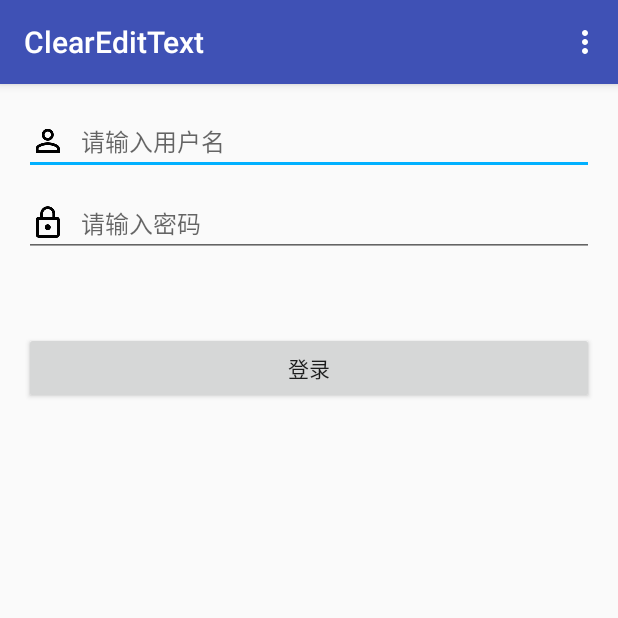
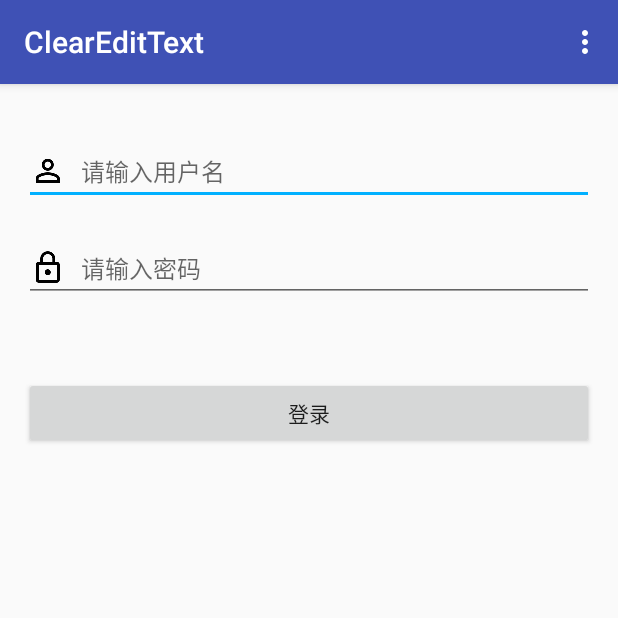
Before and after one commit to liruchun333/ClearEditText, an Android app: the screen it shows after launch (MainActivity), on a phone screen of 412 x 824 dp, the top half of it. Run offline under Robolectric (Android 15) with nearby library versions, the phone set to English and light mode, and no system bars.

Commit message:
添加效果图

```diff
--- a/app/src/main/res/layout/activity_main.xml
+++ b/app/src/main/res/layout/activity_main.xml
@@ -13,6 +13,7 @@
         android:id="@+id/et_user_name"
         android:layout_width="match_parent"
         android:layout_height="wrap_content"
+        android:layout_marginTop="20dp"
         android:drawableLeft="@drawable/ic_user_normal"
         android:drawablePadding="10dp"
         android:hint="@string/user_name_et_hint"
@@ -23,7 +24,7 @@
         android:id="@+id/et_use_password"
         android:layout_width="match_parent"
         android:layout_height="wrap_content"
-        android:layout_marginTop="@dimen/activity_vertical_margin_small"
+        android:layout_marginTop="20dp"
         android:drawableLeft="@drawable/ic_password"
         android:drawablePadding="10dp"
         android:hint="@string/user_password_et_hint"
```
Also changed, not shown: 2 other files.
